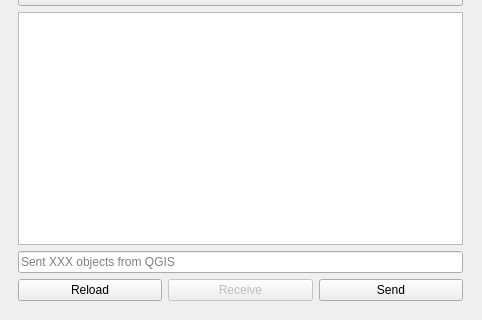
specklesystems/speckle-qgis, file ui/speckle_qgis_dialog_base.ui: the form before one commit; both pictures show x 93 to 575 and y 331 to 651 of the 575 by 651 pixel window.
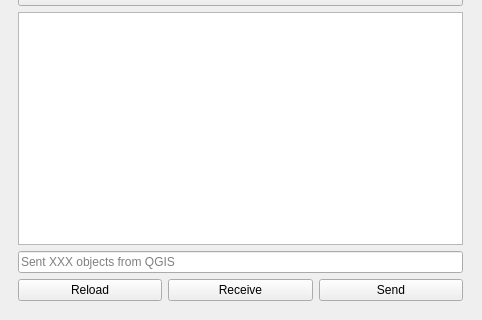
The form after the commit.

What changed in the file:
```diff
--- a/ui/speckle_qgis_dialog_base.ui
+++ b/ui/speckle_qgis_dialog_base.ui
@@ -161,7 +161,7 @@
           <item>
            <widget class="QPushButton" name="receiveButton">
             <property name="enabled">
-             <bool>false</bool>
+             <bool>true</bool>
             </property>
             <property name="text">
              <string>Receive</string>
```
